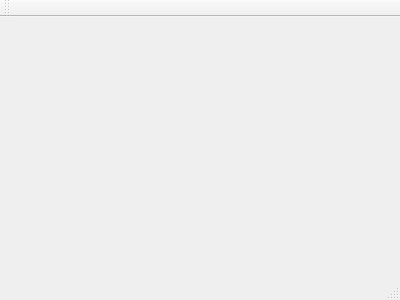
This is mainwindow.ui in Dinsul/BanzaiTest as Qt 5 draws it before an edit. The edited form follows.
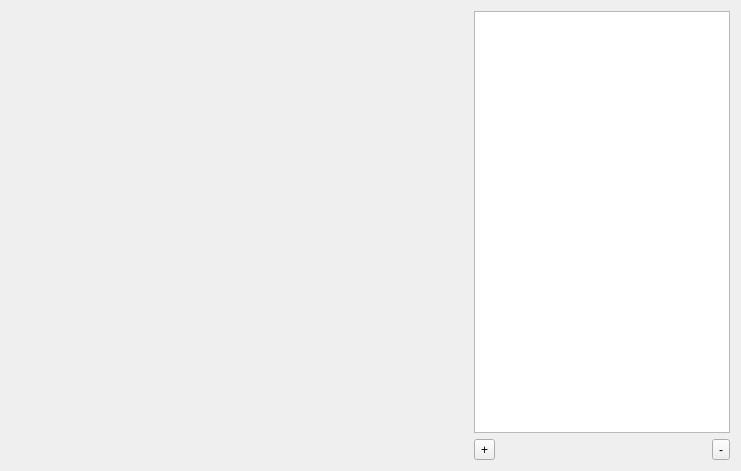
This is the edited form.

Diff of the .ui file:
```diff
--- a/mainwindow.ui
+++ b/mainwindow.ui
@@ -1,24 +1,80 @@
 <ui version="4.0">
  <class>MainWindow</class>
- <widget class="QMainWindow" name="MainWindow" >
-  <property name="geometry" >
+ <widget class="QMainWindow" name="MainWindow">
+  <property name="geometry">
    <rect>
     <x>0</x>
     <y>0</y>
-    <width>400</width>
-    <height>300</height>
+    <width>741</width>
+    <height>471</height>
    </rect>
   </property>
   <property name="windowTitle" >
    <string>MainWindow</string>
   </property>
-  <widget class="QMenuBar" name="menuBar" />
-  <widget class="QToolBar" name="mainToolBar" />
-  <widget class="QWidget" name="centralWidget" />
-  <widget class="QStatusBar" name="statusBar" />
+  <widget class="QWidget" name="centralWidget">
+   <layout class="QHBoxLayout" name="horizontalLayout">
+    <item>
+     <widget class="QWidget" name="widget" native="true">
+      <property name="sizePolicy">
+       <sizepolicy hsizetype="Expanding" vsizetype="Expanding">
+        <horstretch>0</horstretch>
+        <verstretch>0</verstretch>
+       </sizepolicy>
+      </property>
+     </widget>
+    </item>
+    <item>
+     <layout class="QGridLayout" name="gridLayout">
+      <property name="sizeConstraint">
+       <enum>QLayout::SetMinimumSize</enum>
+      </property>
+      <item row="0" column="0" colspan="3">
+       <widget class="QTableView" name="tableView_outliner">
+        <property name="sizePolicy">
+         <sizepolicy hsizetype="Preferred" vsizetype="Expanding">
+          <horstretch>0</horstretch>
+          <verstretch>0</verstretch>
+         </sizepolicy>
+        </property>
+       </widget>
+      </item>
+      <item row="1" column="0">
+       <widget class="QToolButton" name="toolButton_add">
+        <property name="text">
+         <string>+</string>
+        </property>
+       </widget>
+      </item>
+      <item row="1" column="1">
+       <spacer name="horizontalSpacer">
+        <property name="orientation">
+         <enum>Qt::Horizontal</enum>
+        </property>
+        <property name="sizeType">
+         <enum>QSizePolicy::Preferred</enum>
+        </property>
+        <property name="sizeHint" stdset="0">
+         <size>
+          <width>40</width>
+          <height>20</height>
+         </size>
+        </property>
+       </spacer>
+      </item>
+      <item row="1" column="2">
+       <widget class="QToolButton" name="toolButton_remove">
+        <property name="text">
+         <string>-</string>
+        </property>
+       </widget>
+      </item>
+     </layout>
+    </item>
+   </layout>
+  </widget>
  </widget>
- <layoutDefault spacing="6" margin="11" />
- <pixmapfunction></pixmapfunction>
+ <layoutdefault spacing="6" margin="11"/>
  <resources/>
  <connections/>
 </ui>
```
Left out of the diff: 3 changed lines with no effect on the pictures.
